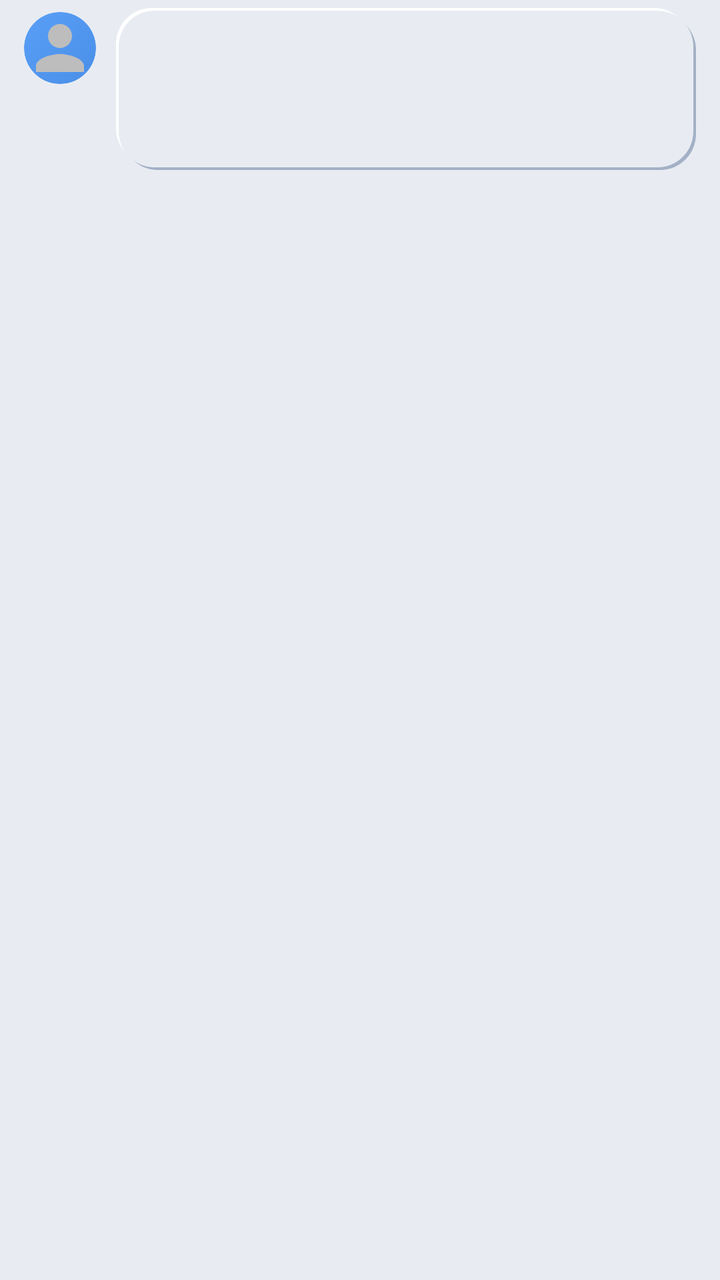
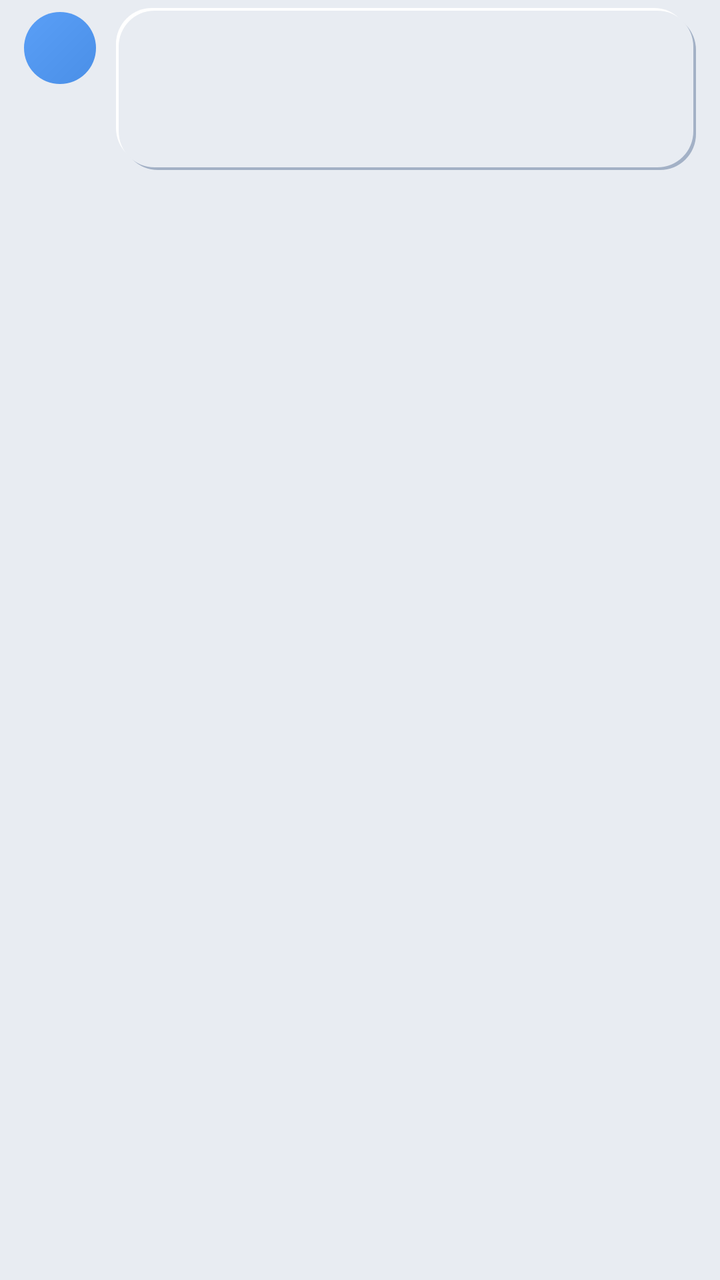

Screens rendered from an Android XML layout before and after an edit, with the pre-edit source and the edit as a unified diff.
<!-- AndroidManifest.xml: application theme Theme.EchoLink -->
<!-- res/layout/item_topic_message.xml -->
<?xml version="1.0" encoding="utf-8"?>
<LinearLayout xmlns:android="http://schemas.android.com/apk/res/android"
    android:layout_width="match_parent"
    android:layout_height="wrap_content"
    android:orientation="horizontal"
    android:paddingStart="12dp"
    android:paddingEnd="12dp"
    android:paddingTop="4dp"
    android:paddingBottom="2dp">

    
    <ImageView
        android:id="@+id/ivAvatar"
        android:layout_width="36dp"
        android:layout_height="36dp"
        android:layout_marginStart="0dp"
        android:layout_marginEnd="10dp"
        android:layout_marginTop="2dp"
        android:scaleType="centerCrop"
        android:src="@drawable/ic_default_avatar"
        android:background="@drawable/bg_circle_avatar"
        android:clipToOutline="true"
        android:outlineProvider="background" />

    
    <LinearLayout
        android:id="@+id/llContent"
        android:layout_width="0dp"
        android:layout_height="wrap_content"
        android:layout_weight="1"
        android:orientation="vertical"
        android:background="@drawable/bg_neumorph"
        android:padding="10dp">

        
        <LinearLayout
            android:id="@+id/llSenderInfo"
            android:layout_width="match_parent"
            android:layout_height="wrap_content"
            android:orientation="horizontal"
            android:gravity="center_vertical">

            <TextView
                android:id="@+id/tvSender"
                android:layout_width="wrap_content"
                android:layout_height="wrap_content"
                android:textColor="@color/brand_primary"
                android:textSize="13sp"
                android:textStyle="bold" />

            <TextView
                android:id="@+id/tvTime"
                android:layout_width="wrap_content"
                android:layout_height="wrap_content"
                android:layout_marginStart="8dp"
                android:textColor="@color/on_surface_variant"
                android:textSize="11sp" />
        </LinearLayout>

        <TextView
            android:id="@+id/tvTitle"
            android:layout_width="wrap_content"
            android:layout_height="wrap_content"
            android:layout_marginTop="2dp"
            android:textSize="15sp"
            android:textStyle="bold" />

        <TextView
            android:id="@+id/tvText"
            android:layout_width="wrap_content"
            android:layout_height="wrap_content"
            android:layout_marginTop="2dp"
            android:textSize="14sp" />

        
        <ImageView
            android:id="@+id/ivMedia"
            android:layout_width="180dp"
            android:layout_height="180dp"
            android:layout_marginTop="6dp"
            android:scaleType="centerCrop"
            android:visibility="gone" />

        <LinearLayout
            android:id="@+id/llVoice"
            android:layout_width="wrap_content"
            android:layout_height="wrap_content"
            android:layout_marginTop="6dp"
            android:orientation="horizontal"
            android:gravity="center_vertical"
            android:background="@drawable/bg_role_badge"
            android:padding="8dp"
            android:visibility="gone">

            <TextView
                android:id="@+id/tvVoice"
                android:layout_width="wrap_content"
                android:layout_height="wrap_content"
                android:text="🔊 语音消息"
                android:textColor="@android:color/white"
                android:textSize="14sp" />
        </LinearLayout>

        <LinearLayout
            android:id="@+id/llFile"
            android:layout_width="wrap_content"
            android:layout_height="wrap_content"
            android:layout_marginTop="6dp"
            android:orientation="horizontal"
            android:gravity="center_vertical"
            android:background="@drawable/bg_role_badge"
            android:padding="8dp"
            android:visibility="gone">

            <TextView
                android:id="@+id/tvFile"
                android:layout_width="wrap_content"
                android:layout_height="wrap_content"
                android:text="📄 文件"
                android:textColor="@android:color/white"
                android:textSize="14sp" />
        </LinearLayout>

    </LinearLayout>

    
    <ImageView
        android:id="@+id/ivStatus"
        android:layout_width="wrap_content"
        android:layout_height="wrap_content"
        android:layout_gravity="bottom"
        android:layout_marginStart="4dp"
        android:layout_marginEnd="4dp"
        android:layout_marginBottom="6dp"
        android:visibility="gone" />
</LinearLayout>
<!-- resources referenced by this layout -->
<resources>
  <color name="brand_primary">#4a8fe7</color>
  <color name="on_surface_variant">#8B94A3</color>
  <!-- drawable bg_circle_avatar (drawable) -->
  <?xml version="1.0" encoding="utf-8"?>
  <shape xmlns:android="http://schemas.android.com/apk/res/android"
      android:shape="oval">
      <gradient
          android:angle="315"
          android:startColor="@color/brand_gradient_start"
          android:endColor="@color/brand_gradient_end" />
  </shape>
  <!-- drawable bg_neumorph (drawable) -->
  <?xml version="1.0" encoding="utf-8"?>
  <layer-list xmlns:android="http://schemas.android.com/apk/res/android">
      
      <item android:left="3dp" android:top="3dp">
          <shape android:shape="rectangle">
              <solid android:color="@color/neu_shadow_dark" />
              <corners android:radius="18dp" />
          </shape>
      </item>
      
      <item android:right="3dp" android:bottom="3dp">
          <shape android:shape="rectangle">
              <solid android:color="@color/neu_shadow_light" />
              <corners android:radius="18dp" />
          </shape>
      </item>
      
      <item android:left="1.5dp" android:top="1.5dp" android:right="1.5dp" android:bottom="1.5dp">
          <shape android:shape="rectangle">
              <solid android:color="@color/neu_base" />
              <corners android:radius="18dp" />
          </shape>
      </item>
  </layer-list>
  <!-- drawable bg_role_badge (drawable) -->
  <?xml version="1.0" encoding="utf-8"?>
  <shape xmlns:android="http://schemas.android.com/apk/res/android"
      android:shape="rectangle">
      <solid android:color="@color/secondary" />
      <corners android:radius="999dp" />
  </shape>
  <!-- drawable ic_default_avatar (drawable) -->
  <vector xmlns:android="http://schemas.android.com/apk/res/android"
      android:width="48dp"
      android:height="48dp"
      android:viewportWidth="24"
      android:viewportHeight="24">
      <path
          android:fillColor="#BDBDBD"
          android:pathData="M12,12c2.21,0 4,-1.79 4,-4s-1.79,-4 -4,-4 -4,1.79 -4,4 1.79,4 4,4zM12,14c-2.67,0 -8,1.34 -8,4v2h16v-2c0,-2.66 -5.33,-4 -8,-4z" />
  </vector>
  <color name="brand_gradient_start">#5a9ff7</color>
  <color name="brand_gradient_end">#4a8fe7</color>
  <color name="neu_shadow_dark">#A3B1C6</color>
  <color name="neu_shadow_light">#FFFFFF</color>
  <color name="neu_base">#E8ECF2</color>
  <color name="secondary">#4a8fe7</color>
  <color name="brand_primary_dark">#3a7fd7</color>
  <color name="on_primary">#FFFFFF</color>
  <color name="on_secondary">#FFFFFF</color>
  <color name="surface">@color/neu_base</color>
  <color name="on_surface">#3A4150</color>
  <color name="error">#E8645F</color>
  <color name="background">@color/neu_base</color>
  <style name="Theme.EchoLink.Dialog" parent="ThemeOverlay.MaterialComponents.Dialog.Alert">
          <item name="colorSurface">@color/chat_bg</item>
          <item name="colorSurfaceVariant">@color/chat_bg</item>
          <item name="colorOnSurface">@color/on_surface</item>
          <item name="android:windowBackground">@color/chat_bg</item>
          <item name="android:background">@color/chat_bg</item>
          <item name="android:colorBackground">@color/chat_bg</item>
          <item name="colorPrimary">@color/brand_primary</item>
          <item name="colorOnPrimary">@color/on_primary</item>
          <item name="android:textColorPrimary">@color/on_surface</item>
          <item name="android:textColor">@color/on_surface</item>
          <item name="android:windowIsFloating">true</item>
      </style>
  <color name="chat_bg">@color/neu_base</color>
  <!-- unchanged entries left out for length: 1 -->
</resources>

<!-- the commit's change to res/layout/item_topic_message.xml (unified diff, before → after) -->
@@ -1,4 +1,5 @@
 <?xml version="1.0" encoding="utf-8"?>
+
 <LinearLayout xmlns:android="http://schemas.android.com/apk/res/android"
     android:layout_width="match_parent"
     android:layout_height="wrap_content"
@@ -9,18 +10,34 @@
     android:paddingBottom="2dp">
 
     
-    <ImageView
-        android:id="@+id/ivAvatar"
+    <FrameLayout
+        android:id="@+id/avatarContainer"
         android:layout_width="36dp"
         android:layout_height="36dp"
         android:layout_marginStart="0dp"
         android:layout_marginEnd="10dp"
-        android:layout_marginTop="2dp"
-        android:scaleType="centerCrop"
-        android:src="@drawable/ic_default_avatar"
-        android:background="@drawable/bg_circle_avatar"
-        android:clipToOutline="true"
-        android:outlineProvider="background" />
+        android:layout_marginTop="2dp">
+
+        <TextView
+            android:id="@+id/tvAvatar"
+            android:layout_width="match_parent"
+            android:layout_height="match_parent"
+            android:gravity="center"
+            android:textSize="17sp"
+            android:textColor="@android:color/white"
+            android:background="@drawable/bg_circle_avatar" />
+
+        <ImageView
+            android:id="@+id/ivAvatar"
+            android:layout_width="match_parent"
+            android:layout_height="match_parent"
+            android:scaleType="centerCrop"
+            android:src="@drawable/ic_default_avatar"
+            android:background="@drawable/bg_circle_avatar"
+            android:clipToOutline="true"
+            android:outlineProvider="background"
+            android:visibility="gone" />
+    </FrameLayout>
 
     
     <LinearLayout
